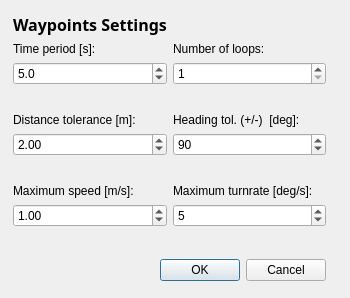
First picture: the form in src/libs/orcaqgui2dfactory/wptolerancesdialog.ui, repository naderman/orca-robotics, before the edit.
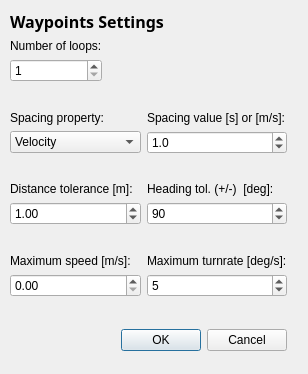
Second picture: the form after the edit.

Commit message: added velocity parameter for spacing waypoints

Diff of the .ui file:
```diff
--- a/src/libs/orcaqgui2dfactory/wptolerancesdialog.ui
+++ b/src/libs/orcaqgui2dfactory/wptolerancesdialog.ui
@@ -5,8 +5,8 @@
    <rect>
     <x>0</x>
     <y>0</y>
-    <width>350</width>
-    <height>298</height>
+    <width>308</width>
+    <height>374</height>
    </rect>
   </property>
   <property name="sizePolicy" >
@@ -20,13 +20,13 @@
   <property name="windowTitle" >
    <string>Waypoints Settings</string>
   </property>
-  <widget class="QWidget" name="" >
+  <widget class="QWidget" name="layoutWidget" >
    <property name="geometry" >
     <rect>
-     <x>13</x>
-     <y>13</y>
-     <width>313</width>
-     <height>273</height>
+     <x>10</x>
+     <y>10</y>
+     <width>277</width>
+     <height>346</height>
     </rect>
    </property>
    <layout class="QGridLayout" >
@@ -36,81 +36,93 @@
     <property name="spacing" >
      <number>6</number>
     </property>
-    <item row="7" column="0" >
-     <widget class="QLabel" name="maxSpeedLabel" >
-      <property name="text" >
-       <string>Maximum speed [m/s]:</string>
-      </property>
-     </widget>
-    </item>
-    <item row="9" column="0" colspan="2" >
+    <item row="6" column="0" colspan="3" >
      <spacer>
       <property name="orientation" >
        <enum>Qt::Vertical</enum>
       </property>
       <property name="sizeHint" >
        <size>
-        <width>301</width>
+        <width>271</width>
         <height>20</height>
        </size>
       </property>
      </spacer>
     </item>
-    <item row="5" column="0" >
-     <widget class="QDoubleSpinBox" name="distanceSpin" >
-      <property name="maximum" >
-       <double>10.000000000000000</double>
+    <item row="5" column="2" >
+     <widget class="QDoubleSpinBox" name="spacingValueSpin" >
+      <property name="decimals" >
+       <number>1</number>
       </property>
-      <property name="singleStep" >
-       <double>0.200000000000000</double>
-      </property>
-      <property name="value" >
-       <double>2.000000000000000</double>
-      </property>
-     </widget>
-    </item>
-    <item row="4" column="1" >
-     <widget class="QLabel" name="headingLabel" >
-      <property name="text" >
-       <string>Heading tol. (+/-)  [deg]:</string>
-      </property>
-     </widget>
-    </item>
-    <item row="5" column="1" >
-     <widget class="QSpinBox" name="headingSpin" >
       <property name="maximum" >
-       <number>180</number>
+       <double>10000.000000000000000</double>
       </property>
       <property name="singleStep" >
        <number>5</number>
       </property>
       <property name="value" >
-       <number>90</number>
+       <double>1.000000000000000</double>
       </property>
      </widget>
     </item>
-    <item row="1" column="0" >
-     <widget class="QLabel" name="timeLabel" >
-      <property name="text" >
-       <string>Time period [s]:</string>
-      </property>
-     </widget>
-    </item>
-    <item row="0" column="0" colspan="2" >
-     <widget class="QLabel" name="label" >
-      <property name="text" >
-       <string>&lt;html>&lt;head>&lt;meta name="qrichtext" content="1" />&lt;/head>&lt;body style=" white-space: pre-wrap; font-family:Sans Serif; font-size:9pt; font-weight:400; font-style:normal; text-decoration:none;">&lt;p style=" margin-top:0px; margin-bottom:0px; margin-left:0px; margin-right:0px; -qt-block-indent:0; text-indent:0px;">&lt;span style=" font-size:12pt; font-weight:600;">Waypoints Settings&lt;/span>&lt;/p>&lt;/body>&lt;/html></string>
-      </property>
-     </widget>
-    </item>
-    <item row="4" column="0" >
+    <item row="7" column="0" colspan="2" >
      <widget class="QLabel" name="distanceLabel" >
       <property name="text" >
        <string>Distance tolerance [m]:</string>
       </property>
      </widget>
     </item>
-    <item row="10" column="0" colspan="2" >
+    <item row="4" column="2" >
+     <widget class="QLabel" name="spacingLabel_2" >
+      <property name="text" >
+       <string>Spacing value [s] or [m/s]:</string>
+      </property>
+     </widget>
+    </item>
+    <item row="8" column="0" colspan="2" >
+     <widget class="QDoubleSpinBox" name="distanceSpin" >
+      <property name="maximum" >
+       <double>10.000000000000000</double>
+      </property>
+      <property name="singleStep" >
+       <double>0.200000000000000</double>
+      </property>
+      <property name="value" >
+       <double>1.000000000000000</double>
+      </property>
+     </widget>
+    </item>
+    <item row="5" column="0" colspan="2" >
+     <widget class="QComboBox" name="spacingPropertyCombo" >
+      <item>
+       <property name="text" >
+        <string>Velocity</string>
+       </property>
+      </item>
+      <item>
+       <property name="text" >
+        <string>Time</string>
+       </property>
+      </item>
+     </widget>
+    </item>
+    <item row="2" column="0" >
+     <widget class="QSpinBox" name="numLoopsSpin" >
+      <property name="maximum" >
+       <number>1000</number>
+      </property>
+      <property name="minimum" >
+       <number>1</number>
+      </property>
+      <property name="singleStep" >
+       <number>1</number>
+      </property>
+      <property name="value" >
+       <number>1</number>
+      </property>
+     </widget>
+    </item>
+    <item row="13" column="0" colspan="3" >
      <layout class="QHBoxLayout" >
       <property name="margin" >
        <number>0</number>
@@ -125,7 +137,7 @@
         </property>
         <property name="sizeHint" >
          <size>
-          <width>131</width>
+          <width>111</width>
           <height>31</height>
          </size>
         </property>
@@ -147,66 +159,123 @@
       </item>
      </layout>
     </item>
-    <item row="8" column="0" >
-     <widget class="QDoubleSpinBox" name="maxSpeedSpin" >
-      <property name="maximum" >
-       <double>10.000000000000000</double>
-      </property>
-      <property name="singleStep" >
-       <double>0.200000000000000</double>
-      </property>
-      <property name="value" >
-       <double>1.000000000000000</double>
-      </property>
-     </widget>
-    </item>
-    <item row="1" column="1" >
+    <item row="1" column="0" >
      <widget class="QLabel" name="loopsLabel" >
       <property name="text" >
        <string>Number of loops:</string>
       </property>
      </widget>
     </item>
-    <item row="3" column="0" colspan="2" >
+    <item row="8" column="2" >
+     <widget class="QSpinBox" name="headingSpin" >
+      <property name="maximum" >
+       <number>180</number>
+      </property>
+      <property name="singleStep" >
+       <number>5</number>
+      </property>
+      <property name="value" >
+       <number>90</number>
+      </property>
+     </widget>
+    </item>
+    <item row="10" column="0" colspan="2" >
+     <widget class="QLabel" name="maxSpeedLabel" >
+      <property name="text" >
+       <string>Maximum speed [m/s]:</string>
+      </property>
+     </widget>
+    </item>
+    <item row="11" column="0" colspan="2" >
+     <widget class="QDoubleSpinBox" name="maxSpeedSpin" >
+      <property name="maximum" >
+       <double>2000000.000000000000000</double>
+      </property>
+      <property name="singleStep" >
+       <double>0.200000000000000</double>
+      </property>
+      <property name="value" >
+       <double>0.000000000000000</double>
+      </property>
+     </widget>
+    </item>
+    <item row="3" column="0" colspan="3" >
      <spacer>
       <property name="orientation" >
        <enum>Qt::Vertical</enum>
       </property>
       <property name="sizeHint" >
        <size>
-        <width>301</width>
+        <width>271</width>
         <height>20</height>
        </size>
       </property>
      </spacer>
     </item>
-    <item row="2" column="0" >
-     <widget class="QDoubleSpinBox" name="timePeriodSpin" >
-      <property name="decimals" >
-       <number>1</number>
+    <item row="9" column="0" colspan="3" >
+     <spacer>
+      <property name="orientation" >
+       <enum>Qt::Vertical</enum>
       </property>
-      <property name="maximum" >
-       <double>10000.000000000000000</double>
+      <property name="sizeHint" >
+       <size>
+        <width>271</width>
+        <height>16</height>
+       </size>
       </property>
-      <property name="singleStep" >
-       <double>0.500000000000000</double>
-      </property>
-      <property name="value" >
-       <double>5.000000000000000</double>
-      </property>
-     </widget>
+     </spacer>
     </item>
-    <item row="7" column="1" >
+    <item row="10" column="2" >
      <widget class="QLabel" name="maxTurnrateLabel" >
       <property name="text" >
        <string>Maximum turnrate [deg/s]:</string>
       </property>
      </widget>
     </item>
-    <item row="8" column="1" >
+    <item rowspan="2" row="1" column="1" colspan="2" >
+     <spacer>
+      <property name="orientation" >
+       <enum>Qt::Horizontal</enum>
+      </property>
+      <property name="sizeHint" >
+       <size>
+        <width>141</width>
+        <height>41</height>
+       </size>
+      </property>
+     </spacer>
+    </item>
+    <item row="0" column="0" colspan="3" >
+     <widget class="QLabel" name="label" >
+      <property name="text" >
+       <string>&lt;html>&lt;head>&lt;meta name="qrichtext" content="1" />&lt;/head>&lt;body style=" white-space: pre-wrap; font-family:Sans Serif; font-size:9pt; font-weight:400; font-style:normal; text-decoration:none;">&lt;p style=" margin-top:0px; margin-bottom:0px; margin-left:0px; margin-right:0px; -qt-block-indent:0; text-indent:0px;">&lt;span style=" font-size:12pt; font-weight:600;">Waypoints Settings&lt;/span>&lt;/p>&lt;/body>&lt;/html></string>
+      </property>
+     </widget>
+    </item>
+    <item row="12" column="0" colspan="3" >
+     <spacer>
+      <property name="orientation" >
+       <enum>Qt::Vertical</enum>
+      </property>
+      <property name="sizeHint" >
+       <size>
+        <width>271</width>
+        <height>20</height>
+       </size>
+      </property>
+     </spacer>
+    </item>
+    <item row="4" column="0" colspan="2" >
+     <widget class="QLabel" name="spacingLabel" >
+      <property name="text" >
+       <string>Spacing property:</string>
+      </property>
+     </widget>
+    </item>
+    <item row="11" column="2" >
      <widget class="QSpinBox" name="maxTurnrateSpin" >
       <property name="maximum" >
-       <number>100</number>
+       <number>2000000</number>
       </property>
       <property name="singleStep" >
        <number>1</number>
@@ -216,32 +285,10 @@
       </property>
      </widget>
     </item>
-    <item row="6" column="0" colspan="2" >
-     <spacer>
-      <property name="orientation" >
-       <enum>Qt::Vertical</enum>
-      </property>
-      <property name="sizeHint" >
-       <size>
-        <width>311</width>
-        <height>16</height>
-       </size>
-      </property>
-     </spacer>
-    </item>
-    <item row="2" column="1" >
-     <widget class="QSpinBox" name="numLoopsSpin" >
-      <property name="maximum" >
-       <number>1000</number>
-      </property>
-      <property name="minimum" >
-       <number>1</number>
-      </property>
-      <property name="singleStep" >
-       <number>1</number>
-      </property>
-      <property name="value" >
-       <number>1</number>
+    <item row="7" column="2" >
+     <widget class="QLabel" name="headingLabel" >
+      <property name="text" >
+       <string>Heading tol. (+/-)  [deg]:</string>
       </property>
      </widget>
     </item>
```
Left out of the diff: 2 changed lines with no effect on the pictures. The commit also changes 10 other files.
